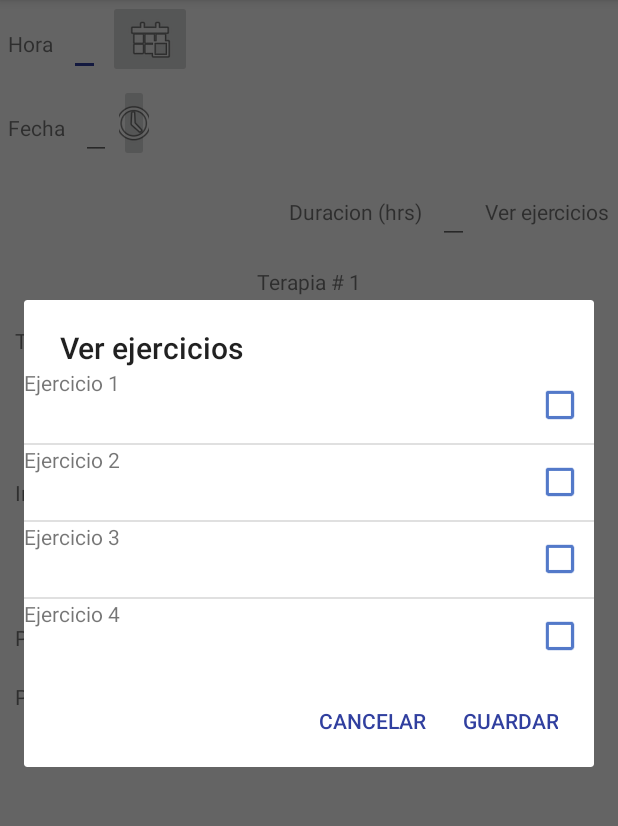
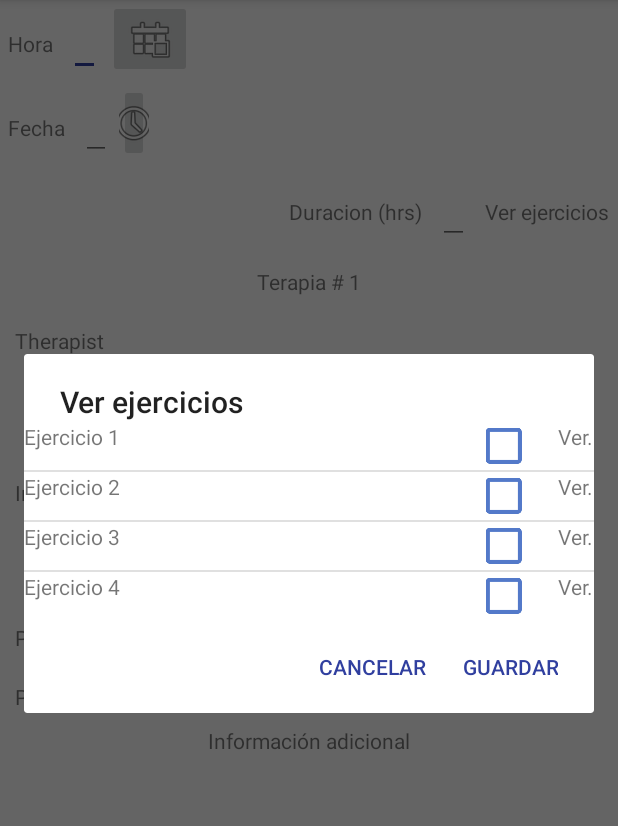
Before and after one commit to TatianaMurillo/RehappAndroid, an Android app: the screen it shows after launch (TherapyDetail), after a tap on "Ver ejercicios", on a phone screen of 412 x 824 dp, the part 84-910 px from its top. Run offline under Robolectric (Android 15) with nearby library versions, the phone set to English and light mode, and no system bars.

Commit message:
adicion de url en ver ejercicios

```diff
--- a/app/src/main/java/com/rehapp/rehappmovil/rehapp/IO/APIADAPTERS/TherapyApiAdapter.java
+++ b/app/src/main/java/com/rehapp/rehappmovil/rehapp/IO/APIADAPTERS/TherapyApiAdapter.java
@@ -30,7 +30,7 @@ public class TherapyApiAdapter {
             Retrofit retrofit = new Retrofit.Builder()
                     .baseUrl(baseUrl)
                     .addConverterFactory(GsonConverterFactory.create())
-                    .client(getUnsafeOkHttpClient().build()) // <-- usamos el log level
+                    .client(getUnsafeOkHttpClient().build())
                     .build();
             API_SERVICE = retrofit.create(TherapyApiService.class);
         }
--- a/app/src/main/java/com/rehapp/rehappmovil/rehapp/Models/PreferencesData.java
+++ b/app/src/main/java/com/rehapp/rehappmovil/rehapp/Models/PreferencesData.java
@@ -40,6 +40,9 @@ public class PreferencesData {
     public static final String searchCreatePatientDataMsg="Diligenciar todos los datos por favor.";
 
 
+    public static final String therapyAddAdditionalInformationSuccessMsg ="Datos guardados correctamente.";
+    public static final String therapyCreationSuccessMsg ="Se creó la terapia con éxito.";
+    public static final String therapyCreationFailedMsg ="Falló al crear terapia.";
     public static final String therapyDetailTherapistListMsg ="Hubo un error al listar terapeutas.";
     public static final String therapyDetailInstitutionListMsg ="Hubo un error al listar instituciones.";
     public static final String therapyDetailInstitutionNonExist="No se encontró la institución seleccionada.";
@@ -48,8 +51,8 @@ public class PreferencesData {
 
     public static final int PhysiologicalParameterTherapyValueSize=5;
     public static final int PhysiologicalParameterTherapyINPositionArray=0;
-
     public static final int PhysiologicalParameterTherapyOUTPositionArray=1;
 
+    public static final String therapyDetailWatchVideo="Ver.";
 
 }
--- a/app/src/main/java/com/rehapp/rehappmovil/rehapp/PhysiologicalParameterTherapy.java
+++ b/app/src/main/java/com/rehapp/rehappmovil/rehapp/PhysiologicalParameterTherapy.java
@@ -158,7 +158,7 @@ public class PhysiologicalParameterTherapy extends AppCompatActivity {
             System.out.print("el objeto grabado es: ".concat(json));
             Intent intent = new Intent(PhysiologicalParameterTherapy.this, TherapyDetail.class);
             intent.putExtra(PreferencesData.TherapyAction,action);
-            intent.putExtra(PreferencesData.TherapySelected, therapySelected);
+            //intent.putExtra(PreferencesData.TherapySelected, therapySelected);
             startActivity(intent);
     }
 
--- a/app/src/main/java/com/rehapp/rehappmovil/rehapp/TherapyDetail.java
+++ b/app/src/main/java/com/rehapp/rehappmovil/rehapp/TherapyDetail.java
@@ -48,7 +48,7 @@ private String json;
         tvTherapySequence = findViewById(R.id.tvTherapySequence);
         spnInstitution = findViewById(R.id.spnInstitution);
         spnTherapist = findViewById(R.id.spnTherapist);
-        therapyViewModel = ViewModelProviders.of(this).get(TherapyMasterDetailViewModel.class);
+        //therapyViewModel = ViewModelProviders.of(this).get(TherapyMasterDetailViewModel.class);
         //LoadData();
         //recoverySendData();
     }
--- a/app/src/main/java/com/rehapp/rehappmovil/rehapp/TherapyExercises.java
+++ b/app/src/main/java/com/rehapp/rehappmovil/rehapp/TherapyExercises.java
@@ -33,7 +33,7 @@ public class TherapyExercises extends AppCompatActivity {
         setContentView(R.layout.activity_therapy_exercises);
 
 
-        therapyViewModel = ViewModelProviders.of(this).get(TherapyMasterDetailViewModel.class);
+        //therapyViewModel = ViewModelProviders.of(this).get(TherapyMasterDetailViewModel.class);
         recoverySendData();
         loadData();
 
--- a/app/src/main/java/com/rehapp/rehappmovil/rehapp/TherapyExercisesAdapter.java
+++ b/app/src/main/java/com/rehapp/rehappmovil/rehapp/TherapyExercisesAdapter.java
@@ -1,6 +1,7 @@
 package com.rehapp.rehappmovil.rehapp;
 
 import android.app.Activity;
+import android.content.Intent;
 import android.view.LayoutInflater;
 import android.view.View;
 import android.view.ViewGroup;
@@ -8,6 +9,7 @@ import android.widget.BaseAdapter;
 import android.widget.ImageView;
 import android.widget.TextView;
 
+import com.rehapp.rehappmovil.rehapp.Models.PreferencesData;
 import com.rehapp.rehappmovil.rehapp.Models.TherapyExercise;
 
 import java.util.List;
@@ -54,6 +56,7 @@ public class TherapyExercisesAdapter  extends BaseAdapter{
             holder = new ViewHolder();
             holder.tvExerciseName=(TextView)view.findViewById(R.id.tvExerciseName);
             holder.ivCheckbox=(ImageView) view.findViewById(R.id.ivCheckbox);
+            holder.tvVideoUrl=(TextView)view.findViewById(R.id.tvExerciseUrl);
 
             view.setTag(holder);
         }else {
@@ -62,6 +65,15 @@ public class TherapyExercisesAdapter  extends BaseAdapter{
             TherapyExercise model = exercises.get(position);
 
             holder.tvExerciseName.setText(model.getExerciseName());
+            holder.tvVideoUrl.setText(PreferencesData.therapyDetailWatchVideo);
+
+            holder.tvVideoUrl.setOnClickListener(new View.OnClickListener() {
+                @Override
+                public void onClick(View v) {
+                    Intent intent = new Intent(activity, TherapyExerciseDetail.class);
+                    activity.startActivity(intent);
+                }
+            });
 
             if(model.isSelected())
             {
@@ -83,5 +95,6 @@ public class TherapyExercisesAdapter  extends BaseAdapter{
     {
         TextView tvExerciseName;
         ImageView ivCheckbox;
+        TextView tvVideoUrl;
     }
 }
--- a/app/src/main/java/com/rehapp/rehappmovil/rehapp/TherapyExercisesDialog.java
+++ b/app/src/main/java/com/rehapp/rehappmovil/rehapp/TherapyExercisesDialog.java
@@ -52,7 +52,7 @@ public class TherapyExercisesDialog extends AppCompatDialogFragment {
         LayoutInflater inflater = getActivity().getLayoutInflater();
         View view = inflater.inflate(R.layout.activity_therapy_exercises,null);
 
-        therapyViewModel = ViewModelProviders.of(this).get(TherapyMasterDetailViewModel.class);
+        //therapyViewModel = ViewModelProviders.of(this).get(TherapyMasterDetailViewModel.class);
         recoverySendData();
         loadData();
 
--- a/app/src/main/java/com/rehapp/rehappmovil/rehapp/Utils/GlobalApplication.java
+++ b/app/src/main/java/com/rehapp/rehappmovil/rehapp/Utils/GlobalApplication.java
@@ -3,7 +3,7 @@ package com.rehapp.rehappmovil.rehapp.Utils;
 
 public class GlobalApplication {
 
-    public static String url="https://192.168.1.19/terappmovil/public/api/";
+    public static String url="https://192.168.254.217/terappmovil/public/api/";
 
 
 }
--- a/app/src/main/res/layout/list_view_item.xml
+++ b/app/src/main/res/layout/list_view_item.xml
@@ -1,23 +1,50 @@
 <?xml version="1.0" encoding="utf-8"?>
 <RelativeLayout xmlns:android="http://schemas.android.com/apk/res/android"
-    android:orientation="vertical" android:layout_width="match_parent"
-    android:layout_height="50dp">
+    android:layout_width="match_parent"
+    android:layout_height="match_parent">
+
+    <TableLayout
+        android:layout_width="match_parent"
+        android:layout_height="wrap_content"
+        android:stretchColumns="*">
+        <TableRow  >
+    <LinearLayout
+        android:layout_width="match_parent"
+        android:layout_height="wrap_content"
+        android:orientation="horizontal">
+            <TextView
+                android:layout_width="wrap_content"
+                android:layout_height="wrap_content"
+                android:id="@+id/tvExerciseName" />
+    </LinearLayout>
+
+    <LinearLayout
+        android:layout_width="wrap_content"
+        android:layout_height="wrap_content"
+        android:orientation="horizontal"
+        android:layout_gravity="end">
+
+                <ImageView
+                    android:layout_width="wrap_content"
+                    android:layout_height="wrap_content"
+                    android:id="@+id/ivCheckbox"
+                    android:layout_marginRight="10dp"
+                    android:layout_alignParentRight="true"
+                    android:layout_centerVertical="true"
+                    android:background="@drawable/unchecked"
+                    />
+                <TextView
+                    android:layout_marginLeft="10dp"
+                    android:layout_width="wrap_content"
+                    android:layout_height="wrap_content"
+                    android:id="@+id/tvExerciseUrl"
+                    />
 
 
-    <TextView
-        android:layout_width="match_parent"
-        android:layout_height="match_parent"
-        android:id="@+id/tvExerciseName"
-        android:layout_gravity="center_vertical"/>
+    </LinearLayout>
+        </TableRow  >
+    </TableLayout>
 
 
-        <ImageView
-            android:layout_width="25dp"
-            android:layout_height="25dp"
-            android:id="@+id/ivCheckbox"
-            android:layout_marginRight="10dp"
-            android:layout_alignParentRight="true"
-            android:layout_centerVertical="true"
-            android:background="@drawable/unchecked"/>
 
 </RelativeLayout>
```
Also changed, not shown: app/src/main/java/com/rehapp/rehappmovil/rehapp/HistoryTherapiesPatient.java (+5 -5 lines), app/src/main/java/com/rehapp/rehappmovil/rehapp/IO/APISERVICES/TherapyApiService.java (+8 -7 lines), app/src/main/java/com/rehapp/rehappmovil/rehapp/Models/TherapyExercise.java (+9 -0 lines), app/src/main/java/com/rehapp/rehappmovil/rehapp/Models/TherapyMasterDetailViewModel.java (+7 -5 lines), app/src/main/java/com/rehapp/rehappmovil/rehapp/Models/TherapyViewModel.java (+103 -19 lines), app/src/main/java/com/rehapp/rehappmovil/rehapp/PhysiologicalParameterTherapyDialog.java (+11 -2 lines), app/src/main/java/com/rehapp/rehappmovil/rehapp/TherapyAdditionalInformationDialog.java (+60 -3 lines), app/src/main/java/com/rehapp/rehappmovil/rehapp/Utils/UserMethods.java (+48 -0 lines).
